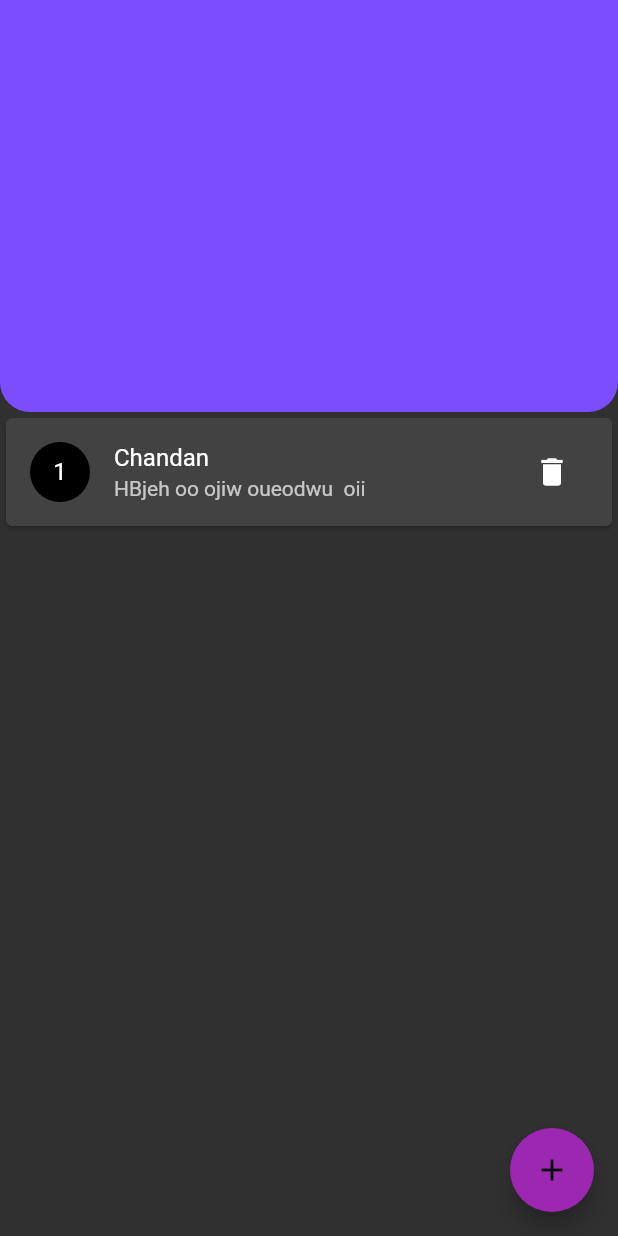
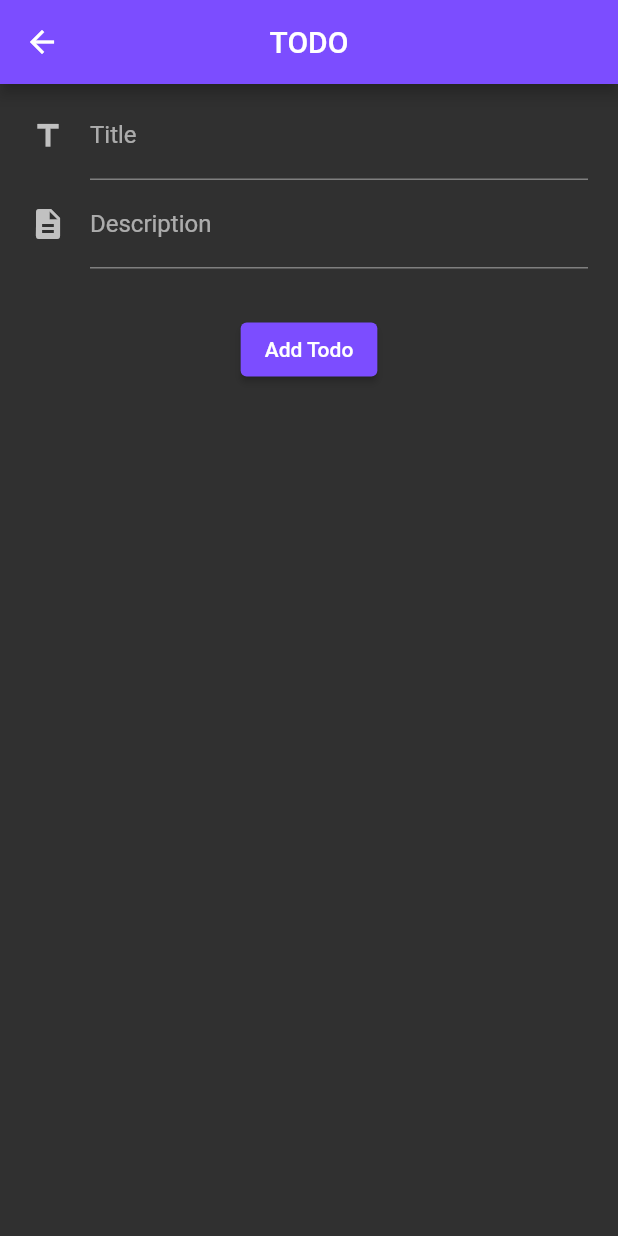
Before and after one commit to chandansgowda/todo_app, a Flutter app: the screen it shows after launch, after a tap on the "add" icon, on a phone screen of 412 x 824 dp. Run offline on Flutter 3.47's test engine with Material 2 defaults, Android fonts, the phone set to English and light mode, and no system bars; our stand-ins replace hive_flutter; accounts and stored records are empty.

Commit message:
add todo page added + functionality implemented

```diff
--- a/lib/main.dart
+++ b/lib/main.dart
@@ -3,6 +3,7 @@ import 'package:hive_flutter/hive_flutter.dart';
 import 'package:provider/provider.dart';
 import 'package:todo_app/constants.dart';
 import 'package:todo_app/providers/todo_object.dart';
+import 'package:todo_app/screens/add_todo_screen.dart';
 import 'package:todo_app/screens/home_screen.dart';
 import 'package:todo_app/services/db_service.dart';
 
@@ -15,17 +16,22 @@ void main() async {
 
 class MyApp extends StatelessWidget {
 
-
   @override
   Widget build(BuildContext context) {
-    return MaterialApp(
-      title: "TODO",
-      home: ChangeNotifierProvider(create: (ctx) => DBService(),
-      child: HomeScreen()),
-      theme: ThemeData.dark().copyWith(
-        primaryColor: Colors.deepPurpleAccent,
-        appBarTheme: AppBarTheme(color: Colors.deepPurpleAccent),
-        floatingActionButtonTheme: FloatingActionButtonThemeData().copyWith(backgroundColor: Colors.purple)
+    return ChangeNotifierProvider(
+      create: (ctx) => DBService(),
+      child: MaterialApp(
+        title: "TODO",
+        theme: ThemeData.dark().copyWith(
+          primaryColor: Colors.deepPurpleAccent,
+          appBarTheme: AppBarTheme(color: Colors.deepPurpleAccent),
+          floatingActionButtonTheme: FloatingActionButtonThemeData().copyWith(backgroundColor: Colors.purple)
+        ),
+        initialRoute: "/",
+        routes: {
+          "/": (ctx) => HomeScreen(),
+          AddTodoScreen.routeName: (ctx) => AddTodoScreen()
+        },
       ),
     );
   }
--- /dev/null
+++ b/lib/screens/add_todo_screen.dart
@@ -0,0 +1,50 @@
+import 'package:flutter/material.dart';
+import 'package:provider/provider.dart';
+import 'package:todo_app/providers/todo_object.dart';
+import 'package:todo_app/services/db_service.dart';
+
+class AddTodoScreen extends StatelessWidget {
+  static const routeName = "/add-todo";
+
+  TextEditingController _titleController = TextEditingController();
+  TextEditingController _descriptionController = TextEditingController();
+
+  @override
+  Widget build(BuildContext context) {
+    return Scaffold(
+      appBar: AppBar(
+        title: Text("TODO"),
+        centerTitle: true,
+      ),
+      body: Padding(
+        padding: const EdgeInsets.symmetric(horizontal: 20, vertical: 5),
+        child: Column(
+          children: [
+            TextField(
+              controller: _titleController,
+              decoration:
+                  InputDecoration(label: Text("Title"), icon: Icon(Icons.title)),
+            ),
+            TextField(
+              controller: _descriptionController,
+              decoration: InputDecoration(
+                  label: Text("Description"), icon: Icon(Icons.description)),
+            ),
+            SizedBox(height: 30,),
+            ElevatedButton(
+                onPressed: () {
+                  TodoObject newTodo = TodoObject(
+                      _titleController.value.text.toString(),
+                      _descriptionController.value.text.toString());
+                  Provider.of<DBService>(context, listen: false).addTodo(newTodo);
+                  Navigator.of(context).pop();
+                },
+                child: Text("Add Todo"),
+              style: ElevatedButton.styleFrom(primary: Theme.of(context).primaryColor)
+            )
+          ],
+        ),
+      ),
+    );
+  }
+}
--- a/lib/screens/home_screen.dart
+++ b/lib/screens/home_screen.dart
@@ -1,6 +1,7 @@
 import 'package:flutter/material.dart';
 import 'package:provider/provider.dart';
 import 'package:todo_app/providers/todo_object.dart';
+import 'package:todo_app/screens/add_todo_screen.dart';
 import 'package:todo_app/services/db_service.dart';
 import 'package:todo_app/widgets/todo_item.dart';
 
@@ -25,14 +26,13 @@ class HomeScreen extends StatelessWidget {
             height: MediaQuery.of(context).size.height/1.8,
             child: ListView.builder(itemBuilder: (ctx,i){
               return ChangeNotifierProvider.value(value: todosDB.todos[i],
-              child: TodoItem());
+              child: TodoItem(i+1));
             }, itemCount: todosDB.todos.length,),
           )
         ],
       ),
       floatingActionButton: FloatingActionButton(onPressed: (){
-        TodoObject t = TodoObject("Chandan", "HBjeh oo ojiw oueodwu  oii");
-        todosDB.addTodo(t);
+        Navigator.of(context).pushNamed(AddTodoScreen.routeName);
       }, child: Icon(Icons.add),),
     );
   }
--- a/lib/widgets/todo_item.dart
+++ b/lib/widgets/todo_item.dart
@@ -5,11 +5,14 @@ import 'package:todo_app/services/db_service.dart';
 
 class TodoItem extends StatelessWidget {
 
+  final int index;
+  TodoItem(this.index);
+
   @override
   Widget build(BuildContext context) {
     final todoItem = Provider.of<TodoObject>(context);
     return Card(child: ListTile(
-      leading: CircleAvatar(child: Text("1"),),
+      leading: CircleAvatar(child: Text("$index"),),
       title: Text(todoItem.title),
       subtitle: Text(todoItem.description),
       trailing: IconButton(
```
